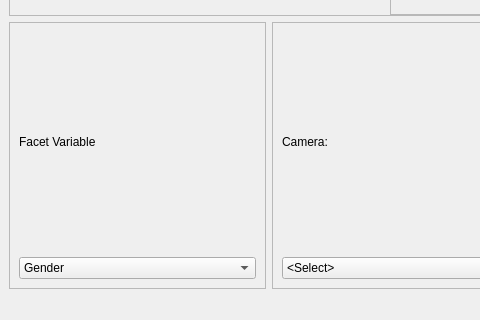
diego0020/braviz-app, file braviz/interaction/qt_guis/sample_overview.ui: the form before one commit; both pictures show x 0 to 480 and y 280 to 600 of the 800 by 600 pixel window.
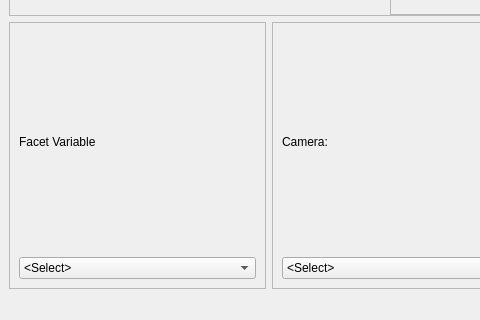
The form after the commit.

Commit message: working nominal variable select

```diff
--- a/braviz/interaction/qt_guis/sample_overview.ui
+++ b/braviz/interaction/qt_guis/sample_overview.ui
@@ -105,7 +105,7 @@
           <item>
            <widget class="QComboBox" name="comboBox">
             <property name="currentIndex">
-             <number>1</number>
+             <number>0</number>
             </property>
             <item>
              <property name="text">
@@ -114,7 +114,7 @@
             </item>
             <item>
              <property name="text">
-              <string>Gender</string>
+              <string>GENERO</string>
              </property>
             </item>
            </widget>
```
Left out of the diff: 4 changed lines with no effect on the pictures. The commit also changes 2 other files.
